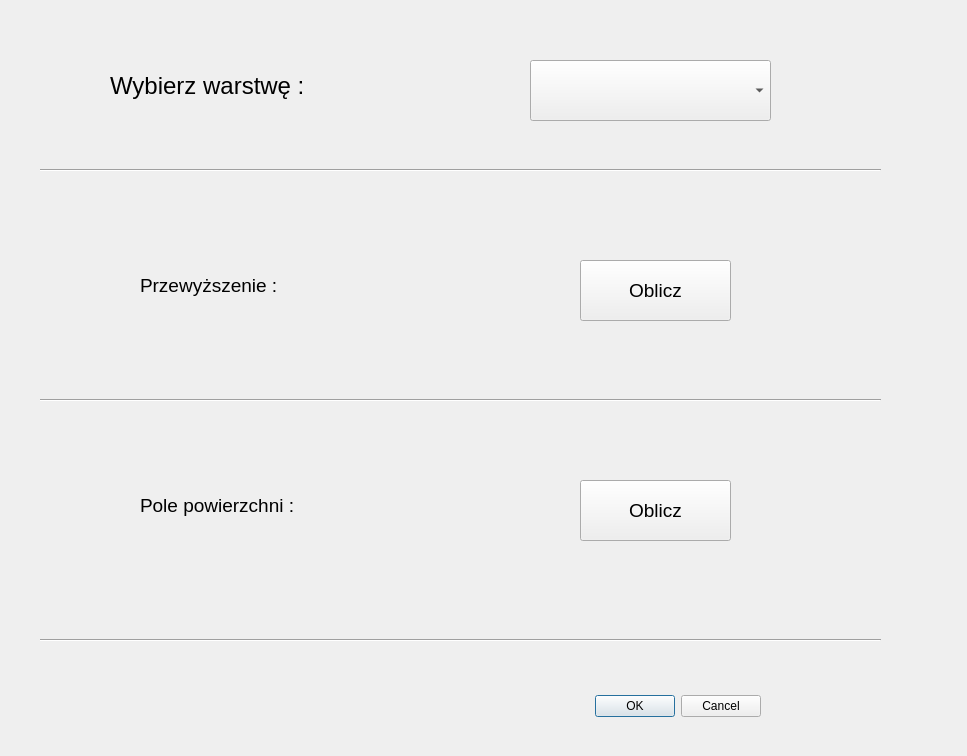
Above: PROJ_INF_2_v2_dialog_base.ui from milcie/PROJ_INF_2_v2 before the change. Below: the same form after it.
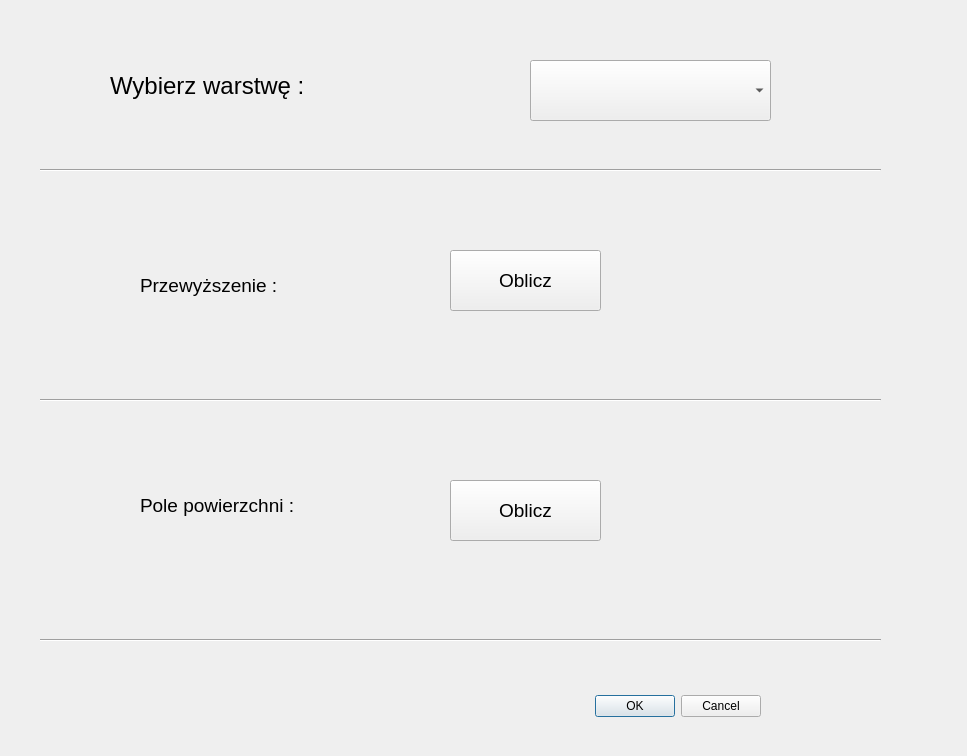
That is the form after the change. Custom widgets are drawn as their Qt base class.

Commit message: dodanie okienek na wynik

The edit to the form file:
```diff
--- a/PROJ_INF_2_v2_dialog_base.ui
+++ b/PROJ_INF_2_v2_dialog_base.ui
@@ -78,8 +78,8 @@
   <widget class="QPushButton" name="pushButton_dh">
    <property name="geometry">
     <rect>
-     <x>580</x>
-     <y>260</y>
+     <x>450</x>
+     <y>250</y>
      <width>151</width>
      <height>61</height>
     </rect>
@@ -140,7 +140,7 @@
   <widget class="QPushButton" name="pushButton_2">
    <property name="geometry">
     <rect>
-     <x>580</x>
+     <x>450</x>
      <y>480</y>
      <width>151</width>
      <height>61</height>
@@ -168,6 +168,42 @@
     <enum>Qt::Horizontal</enum>
    </property>
   </widget>
+  <widget class="QLabel" name="wynik_dh">
+   <property name="geometry">
+    <rect>
+     <x>630</x>
+     <y>250</y>
+     <width>181</width>
+     <height>61</height>
+    </rect>
+   </property>
+   <property name="font">
+    <font>
+     <pointsize>14</pointsize>
+    </font>
+   </property>
+   <property name="text">
+    <string/>
+   </property>
+  </widget>
+  <widget class="QLabel" name="wynik_pole">
+   <property name="geometry">
+    <rect>
+     <x>630</x>
+     <y>480</y>
+     <width>181</width>
+     <height>61</height>
+    </rect>
+   </property>
+   <property name="font">
+    <font>
+     <pointsize>14</pointsize>
+    </font>
+   </property>
+   <property name="text">
+    <string/>
+   </property>
+  </widget>
  </widget>
  <customwidgets>
   <customwidget>
```
